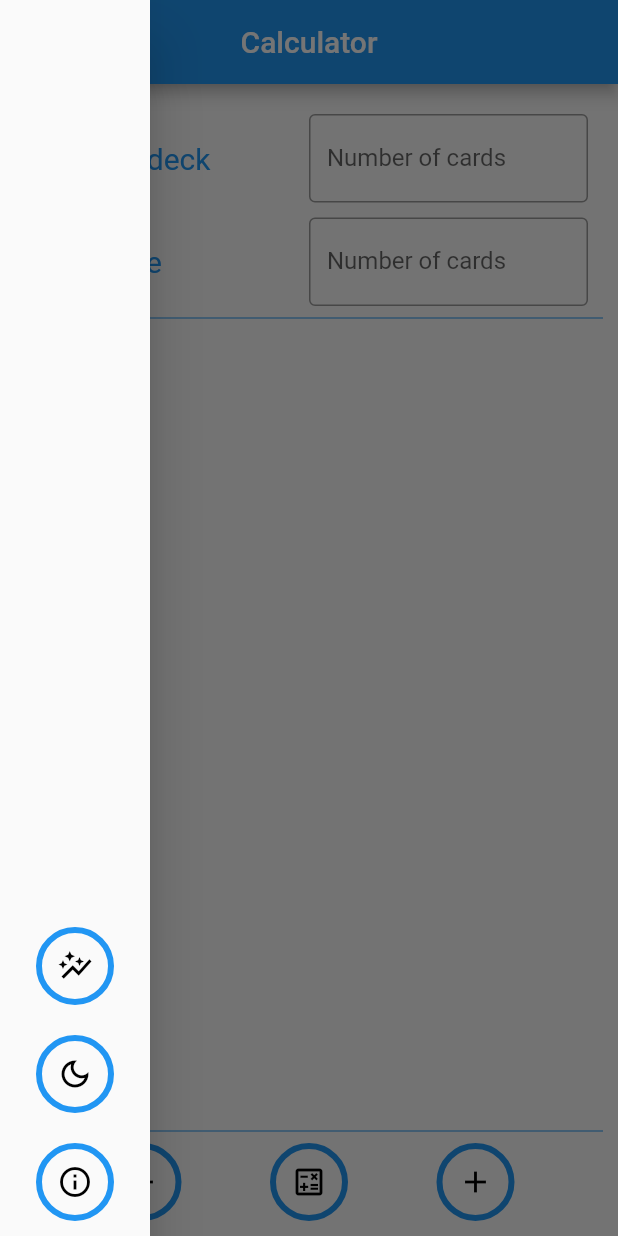
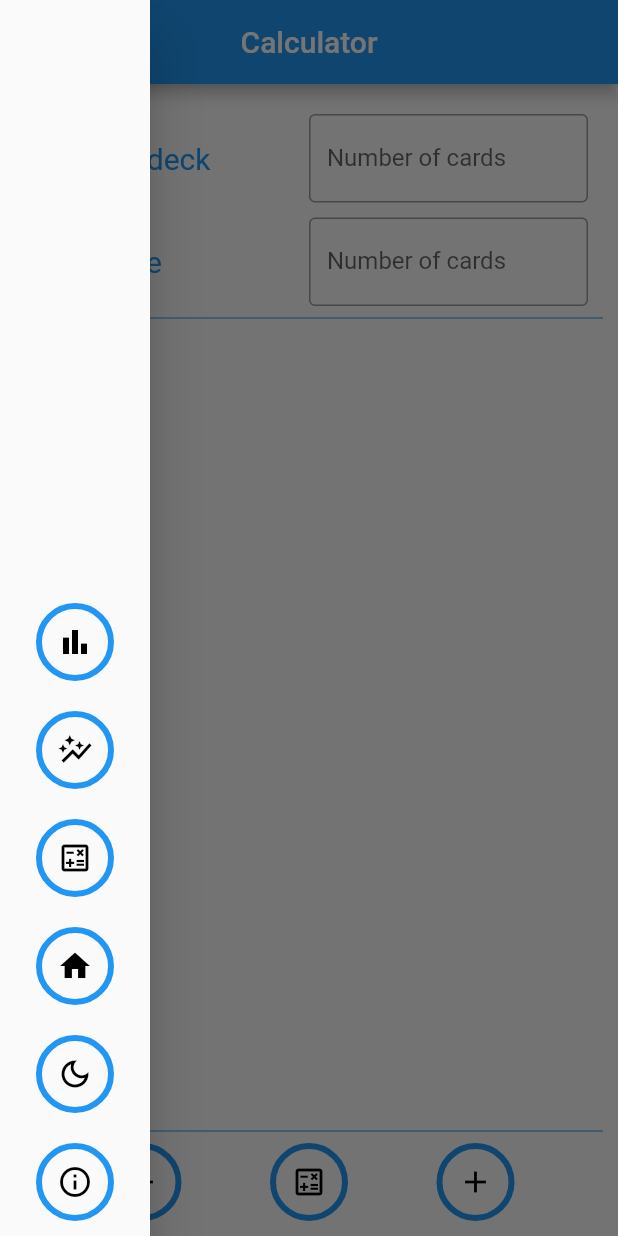
Before and after one commit to noctisbeta/ygo_app, a Flutter app: the screen it shows after launch, in the side drawer, after a tap on the "remove" icon, on a phone screen of 412 x 824 dp. Run offline on Flutter 3.47's test engine with Material 2 defaults, Android fonts, the phone set to English and light mode, and no system bars.

Commit message:
lp page progress

```diff
--- a/ygo_app/lib/calc.dart
+++ b/ygo_app/lib/calc.dart
@@ -1,7 +1,9 @@
 import 'package:flutter/material.dart';
 // import 'entry_adding_page.dart';
 // import 'package:uuid/uuid.dart';
-import 'small_world.dart';
+// import 'lp_page.dart';
+import 'my_drawer.dart';
+// import 'small_world.dart';
 import 'tree.dart';
 
 class CalcPage extends StatefulWidget {
@@ -25,86 +27,7 @@ class _CalcPageState extends State<CalcPage> {
   Widget build(BuildContext context) {
     return Scaffold(
       // resizeToAvoidBottomInset: false,
-      drawer: SizedBox(
-        width: 100,
-        child: Drawer(
-          child: Column(mainAxisAlignment: MainAxisAlignment.end, children: [
-            Padding(
-              padding: const EdgeInsets.all(10),
-              child: Ink(
-                decoration: BoxDecoration(
-                  border: Border.all(
-                      color: Theme.of(context).accentColor, width: 4.0),
-                  shape: BoxShape.circle,
-                ),
-                child: InkWell(
-                  splashColor: Theme.of(context).accentColor,
-                  highlightColor: Theme.of(context).backgroundColor,
-                  borderRadius: BorderRadius.circular(10.0),
-                  onTap: () => Navigator.pushReplacement(
-                      context,
-                      MaterialPageRoute(
-                          builder: (_) => const SmallWorldPage())),
-                  child: const Padding(
-                    padding: EdgeInsets.all(10),
-                    child: Icon(
-                      Icons.auto_graph,
-                      color: Colors.black,
-                    ),
-                  ),
-                ),
-              ),
-            ),
-            Padding(
-              padding: const EdgeInsets.all(10),
-              child: Ink(
-                decoration: BoxDecoration(
-                  border: Border.all(
-                      color: Theme.of(context).accentColor, width: 4.0),
-                  shape: BoxShape.circle,
-                ),
-                child: InkWell(
-                  splashColor: Theme.of(context).accentColor,
-                  highlightColor: Theme.of(context).backgroundColor,
-                  borderRadius: BorderRadius.circular(10.0),
-                  onTap: () {},
-                  child: const Padding(
-                    padding: EdgeInsets.all(10),
-                    child: Icon(
-                      Icons.dark_mode_outlined,
-                      color: Colors.black,
-                    ),
-                  ),
-                ),
-              ),
-            ),
-            Padding(
-              padding: const EdgeInsets.all(10),
-              child: Ink(
-                decoration: BoxDecoration(
-                  border: Border.all(
-                      color: Theme.of(context).accentColor, width: 4.0),
-                  shape: BoxShape.circle,
-                ),
-                child: InkWell(
-                  focusColor: Colors.red,
-                  splashColor: Theme.of(context).accentColor,
-                  highlightColor: Theme.of(context).backgroundColor,
-                  borderRadius: BorderRadius.circular(10.0),
-                  onTap: () {},
-                  child: const Padding(
-                    padding: EdgeInsets.all(10),
-                    child: Icon(
-                      Icons.info_outline,
-                      color: Colors.black,
-                    ),
-                  ),
-                ),
-              ),
-            ),
-          ]),
-        ),
-      ),
+      drawer: const MyDrawer(),
       appBar: AppBar(
         title: const Text('Calculator'),
         centerTitle: true,
--- /dev/null
+++ b/ygo_app/lib/my_drawer.dart
@@ -0,0 +1,161 @@
+import 'package:flutter/material.dart';
+import 'package:ygo_app/calc.dart';
+import 'lp_page.dart';
+import 'small_world.dart';
+
+class MyDrawer extends StatelessWidget {
+  const MyDrawer({Key? key}) : super(key: key);
+
+  @override
+  Widget build(BuildContext context) {
+    return SizedBox(
+      width: 100,
+      child: Drawer(
+        child: Column(mainAxisAlignment: MainAxisAlignment.end, children: [
+          Padding(
+            padding: const EdgeInsets.all(10),
+            child: Ink(
+              decoration: BoxDecoration(
+                border: Border.all(
+                    color: Theme.of(context).accentColor, width: 4.0),
+                shape: BoxShape.circle,
+              ),
+              child: InkWell(
+                splashColor: Theme.of(context).accentColor,
+                highlightColor: Theme.of(context).backgroundColor,
+                borderRadius: BorderRadius.circular(10.0),
+                onTap: () => Navigator.pushReplacement(context,
+                    MaterialPageRoute(builder: (_) => const LifePage())),
+                child: const Padding(
+                  padding: EdgeInsets.all(10),
+                  child: Icon(
+                    Icons.bar_chart,
+                    color: Colors.black,
+                  ),
+                ),
+              ),
+            ),
+          ),
+          Padding(
+            padding: const EdgeInsets.all(10),
+            child: Ink(
+              decoration: BoxDecoration(
+                border: Border.all(
+                    color: Theme.of(context).accentColor, width: 4.0),
+                shape: BoxShape.circle,
+              ),
+              child: InkWell(
+                splashColor: Theme.of(context).accentColor,
+                highlightColor: Theme.of(context).backgroundColor,
+                borderRadius: BorderRadius.circular(10.0),
+                onTap: () => Navigator.pushReplacement(context,
+                    MaterialPageRoute(builder: (_) => const SmallWorldPage())),
+                child: const Padding(
+                  padding: EdgeInsets.all(10),
+                  child: Icon(
+                    Icons.auto_graph,
+                    color: Colors.black,
+                  ),
+                ),
+              ),
+            ),
+          ),
+          Padding(
+            padding: const EdgeInsets.all(10),
+            child: Ink(
+              decoration: BoxDecoration(
+                border: Border.all(
+                    color: Theme.of(context).accentColor, width: 4.0),
+                shape: BoxShape.circle,
+              ),
+              child: InkWell(
+                splashColor: Theme.of(context).accentColor,
+                highlightColor: Theme.of(context).backgroundColor,
+                borderRadius: BorderRadius.circular(10.0),
+                onTap: () => Navigator.pushReplacement(context,
+                    MaterialPageRoute(builder: (_) => const CalcPage())),
+                child: const Padding(
+                  padding: EdgeInsets.all(10),
+                  child: Icon(
+                    Icons.calculate_outlined,
+                    color: Colors.black,
+                  ),
+                ),
+              ),
+            ),
+          ),
+          Padding(
+            padding: const EdgeInsets.all(10),
+            child: Ink(
+              decoration: BoxDecoration(
+                border: Border.all(
+                    color: Theme.of(context).accentColor, width: 4.0),
+                shape: BoxShape.circle,
+              ),
+              child: InkWell(
+                splashColor: Theme.of(context).accentColor,
+                highlightColor: Theme.of(context).backgroundColor,
+                borderRadius: BorderRadius.circular(10.0),
+                onTap: () {},
+                child: const Padding(
+                  padding: EdgeInsets.all(10),
+                  child: Icon(
+                    Icons.home,
+                    color: Colors.black,
+                  ),
+                ),
+              ),
+            ),
+          ),
+          Padding(
+            padding: const EdgeInsets.all(10),
+            child: Ink(
+              decoration: BoxDecoration(
+                border: Border.all(
+                    color: Theme.of(context).accentColor, width: 4.0),
+                shape: BoxShape.circle,
+              ),
+              child: InkWell(
+                splashColor: Theme.of(context).accentColor,
+                highlightColor: Theme.of(context).backgroundColor,
+                borderRadius: BorderRadius.circular(10.0),
+                onTap: () {},
+                child: const Padding(
+                  padding: EdgeInsets.all(10),
+                  child: Icon(
+                    Icons.dark_mode_outlined,
+                    color: Colors.black,
+                  ),
+                ),
+              ),
+            ),
+          ),
+          Padding(
+            padding: const EdgeInsets.all(10),
+            child: Ink(
+              decoration: BoxDecoration(
+                border: Border.all(
+                    color: Theme.of(context).accentColor, width: 4.0),
+                shape: BoxShape.circle,
+              ),
+              child: InkWell(
+                focusColor: Colors.red,
+                splashColor: Theme.of(context).accentColor,
+                highlightColor: Theme.of(context).backgroundColor,
+                borderRadius: BorderRadius.circular(10.0),
+                onTap: () {},
+                child: const Padding(
+                  padding: EdgeInsets.all(10),
+                  child: Icon(
+                    Icons.info_outline,
+                    color: Colors.black,
+                  ),
+                ),
+              ),
+            ),
+          ),
+        ]),
+      ),
+    );
+  }
+}
```
Also changed, not shown: ygo_app/lib/lp_page.dart (added, +316 -0 lines), ygo_app/lib/small_world.dart (+2 -81 lines).
